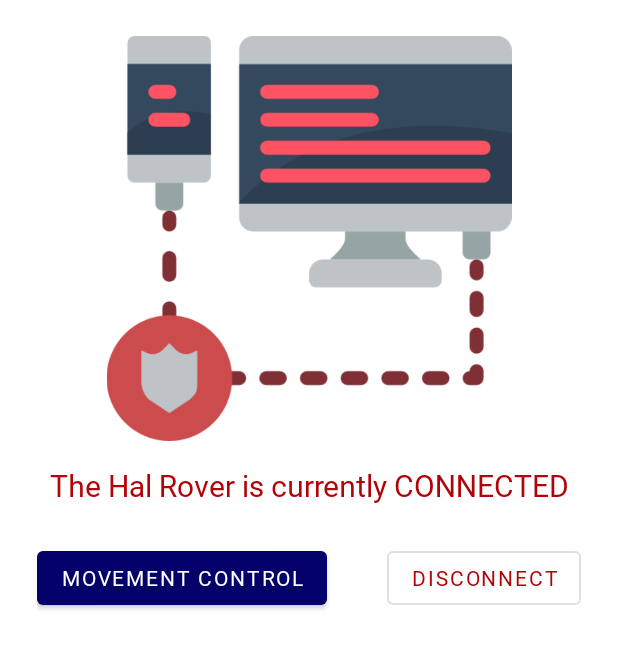
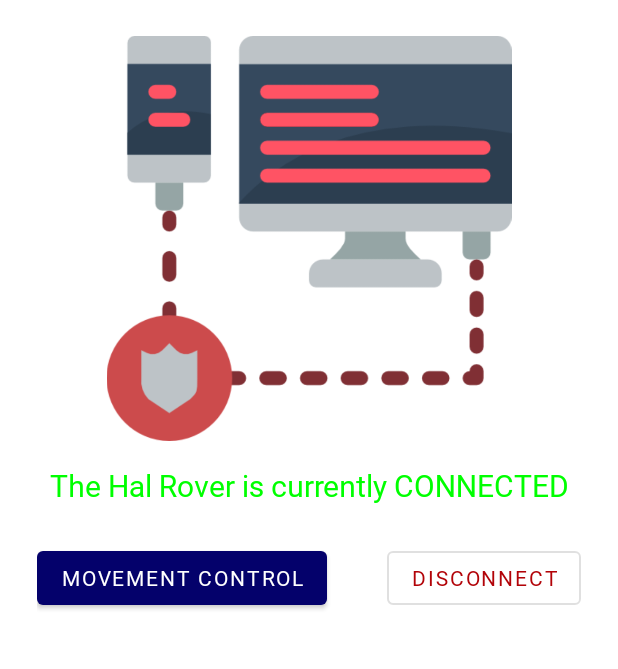
Before and after one commit to AdiJr/Hal-062, an Android app: the layout devices_connected.xml on its own in the app's theme, with its tools: preview values and no code run, on a phone screen of 412 x 824 dp, the part 380-1049 px from its top. Run offline under Robolectric (Android 15) with nearby library versions, the phone set to English and light mode, and no system bars.

```diff
--- a/app/src/main/res/layout/devices_connected.xml
+++ b/app/src/main/res/layout/devices_connected.xml
@@ -57,7 +57,7 @@
             android:lineSpacingExtra="4dp"
             android:text="@string/rover_connected"
             android:textAlignment="center"
-            android:textColor="@color/colorAccent"
+            android:textColor="@color/green"
             android:textSize="20sp"
             app:layout_constraintEnd_toEndOf="parent"
             app:layout_constraintStart_toStartOf="parent"
```
